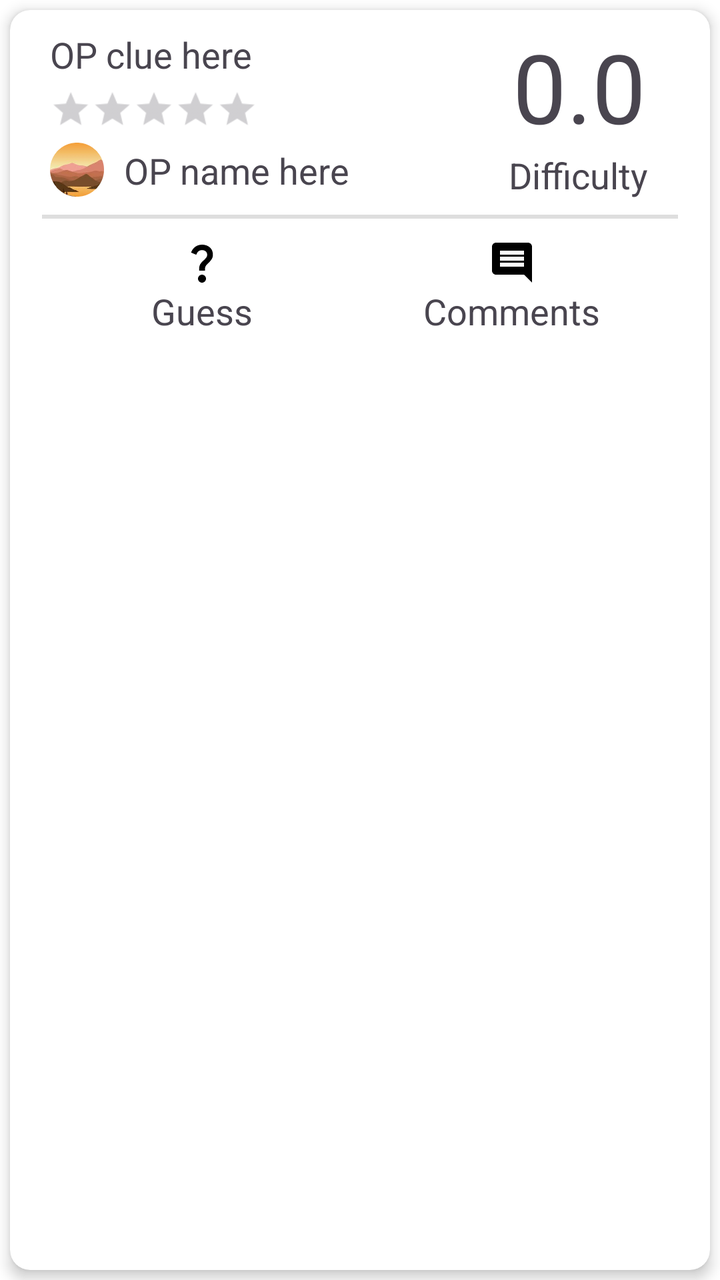
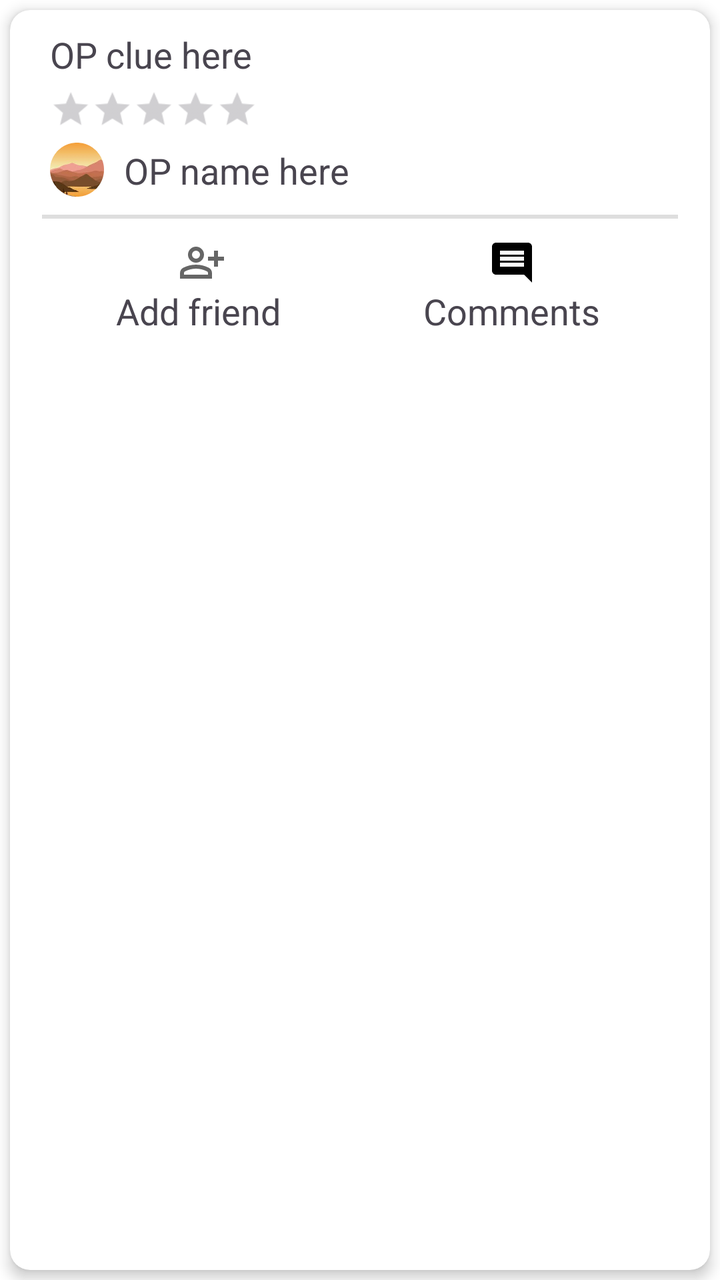

Compare the two renders of this Android layout. The source of the first and the diff that turns it into the second are given below.
<!-- AndroidManifest.xml: application theme Theme.TheApp -->
<!-- res/layout/post_preview.xml -->
<?xml version="1.0" encoding="utf-8"?>
<LinearLayout xmlns:android="http://schemas.android.com/apk/res/android"
    android:layout_width="match_parent"
    android:layout_height="wrap_content"
    xmlns:app="http://schemas.android.com/apk/res-auto">

    <androidx.cardview.widget.CardView
        android:layout_width="match_parent"
        android:layout_height="match_parent"
        app:cardCornerRadius="10dp"
        android:layout_margin="5dp"
        app:cardElevation="4dp"
        android:clickable="false"
        android:focusable="false"
        android:foreground="?attr/selectableItemBackground">

        <RelativeLayout
            android:layout_width="match_parent"
            android:layout_height="match_parent"
            android:orientation="vertical">

            <TextView
                android:id="@+id/postClue"
                android:layout_width="match_parent"
                android:layout_height="wrap_content"
                android:textSize="18sp"
                android:text="@string/default_op_clue"
                android:layout_marginStart="20dp"
                android:layout_marginEnd="100dp"
                android:layout_marginTop="10dp"
                android:maxLines="2"/>

            <RatingBar
                android:layout_width="wrap_content"
                android:layout_height="wrap_content"
                android:layout_below="@id/postClue"
                android:layout_marginStart="20dp"
                android:layout_marginTop="5dp"
                style="?android:attr/ratingBarStyleSmall"
                android:scaleX="1.3"
                android:scaleY="1.3"
                android:transformPivotX="0dp"
                android:transformPivotY="0dp"
                android:id="@+id/postRatingStars"
                android:stepSize="0.5"
                android:isIndicator="true"/>

            <ImageView
                android:id="@+id/postOPPic"
                android:layout_width="27dp"
                android:layout_height="27dp"
                android:layout_marginTop="11dp"
                android:layout_below="@id/postRatingStars"
                android:layout_marginStart="20dp"
                android:src="@drawable/ic_profile"/>

            <TextView
                android:id="@+id/postOP"
                android:layout_below="@id/postRatingStars"
                android:layout_toEndOf="@id/postOPPic"
                android:layout_width="match_parent"
                android:layout_height="wrap_content"
                android:focusable="true"
                android:clickable="true"
                android:textSize="18sp"
                android:text="@string/default_op_name"
                android:layout_marginTop="12.5dp"
                android:layout_marginStart="10dp"
                android:layout_marginEnd="100dp" />

            <TextView
                android:id="@+id/diffNum"
                android:layout_width="wrap_content"
                android:layout_height="wrap_content"
                android:text="@string/diff_num"
                android:layout_marginTop="6dp"
                android:textSize="48sp"
                android:layout_alignParentEnd="true"
                android:layout_marginEnd="32dp"/>

            <TextView
                android:id="@+id/diffHeader"
                android:layout_width="wrap_content"
                android:layout_height="wrap_content"
                android:text="@string/diff_header"
                android:textSize="18sp"
                android:layout_alignParentEnd="true"
                android:layout_marginEnd="31dp"
                android:layout_below="@id/diffNum"/>


            <ImageView
                android:id="@+id/divHorizontal"
                android:layout_width="match_parent"
                android:layout_height="2dp"
                android:layout_below="@id/postOP"
                android:layout_marginTop="10dp"
                android:src="@color/divider_color"
                android:layout_marginHorizontal="16dp"/>

            <ImageView
                android:id="@+id/guessImage"
                android:clickable="true"
                android:focusable="true"
                android:layout_width="24dp"
                android:layout_height="24dp"
                android:layout_marginStart="84dp"
                android:src="@drawable/baseline_question_mark_24"
                android:layout_below="@id/divHorizontal"
                android:layout_marginTop="10dp"/>

            <TextView
                android:layout_width="wrap_content"
                android:layout_height="wrap_content"
                android:textSize="18sp"
                android:layout_marginBottom="10dp"
                android:layout_marginStart="70.5dp"
                android:layout_below="@id/guessImage"
                android:text="@string/guess_button"/>

            <ImageView
                android:id="@+id/commentImage"
                android:clickable="true"
                android:focusable="true"
                android:layout_width="24dp"
                android:layout_height="24dp"
                android:layout_alignParentEnd="true"
                android:layout_marginEnd="87dp"
                android:src="@drawable/baseline_comment_24"
                android:layout_below="@id/divHorizontal"
                android:layout_marginTop="10dp"/>

            <TextView
                android:layout_width="wrap_content"
                android:layout_height="wrap_content"
                android:textSize="18sp"
                android:layout_alignParentEnd="true"
                android:layout_marginBottom="10dp"
                android:layout_marginEnd="55dp"
                android:layout_below="@id/guessImage"
                android:text="@string/comment_button"/>

        </RelativeLayout>

    </androidx.cardview.widget.CardView>

</LinearLayout>
<!-- resources referenced by this layout -->
<resources>
  <color name="divider_color">#DEDEDE</color>
  <!-- drawable baseline_comment_24 (drawable) -->
  <vector xmlns:android="http://schemas.android.com/apk/res/android" android:autoMirrored="true" android:height="24dp" android:tint="#000000" android:viewportHeight="24" android:viewportWidth="24" android:width="24dp">
        
      <path android:fillColor="@android:color/white" android:pathData="M21.99,4c0,-1.1 -0.89,-2 -1.99,-2L4,2c-1.1,0 -2,0.9 -2,2v12c0,1.1 0.9,2 2,2h14l4,4 -0.01,-18zM18,14L6,14v-2h12v2zM18,11L6,11L6,9h12v2zM18,8L6,8L6,6h12v2z"/>
      
  </vector>
  <!-- drawable baseline_question_mark_24 (drawable) -->
  <vector xmlns:android="http://schemas.android.com/apk/res/android" android:height="24dp" android:tint="#000000" android:viewportHeight="24" android:viewportWidth="24" android:width="24dp">
        
      <path android:fillColor="@android:color/white" android:pathData="M11.07,12.85c0.77,-1.39 2.25,-2.21 3.11,-3.44c0.91,-1.29 0.4,-3.7 -2.18,-3.7c-1.69,0 -2.52,1.28 -2.87,2.34L6.54,6.96C7.25,4.83 9.18,3 11.99,3c2.35,0 3.96,1.07 4.78,2.41c0.7,1.15 1.11,3.3 0.03,4.9c-1.2,1.77 -2.35,2.31 -2.97,3.45c-0.25,0.46 -0.35,0.76 -0.35,2.24h-2.89C10.58,15.22 10.46,13.95 11.07,12.85zM14,20c0,1.1 -0.9,2 -2,2s-2,-0.9 -2,-2c0,-1.1 0.9,-2 2,-2S14,18.9 14,20z"/>
      
  </vector>
  <!-- drawable ic_profile (drawable) -->
  <?xml version="1.0" encoding="utf-8"?>
  <bitmap xmlns:android="http://schemas.android.com/apk/res/android"
      android:src="@drawable/cropped_circle_image"
      android:gravity="center">
  
  </bitmap>
  <string name="comment_button">Comments</string>
  <string name="default_op_clue">OP clue here</string>
  <string name="default_op_name">OP name here</string>
  <string name="diff_header">Difficulty</string>
  <string name="diff_num">0.0</string>
  <string name="guess_button">Guess</string>
  <style name="Theme.TheApp" parent="Base.Theme.TheApp">
          
          <item name="android:navigationBarColor">@android:color/transparent</item>
          <item name="android:statusBarColor">@android:color/transparent</item>
          <item name="android:windowLightStatusBar">?attr/isLightTheme</item>
      </style>
  <!-- drawable cropped_circle_image: png bitmap (drawable, 21187 bytes) -->
  <style name="Base.Theme.TheApp" parent="Theme.Material3.DayNight.NoActionBar">
          
          
          <item name="colorSurface">@color/nav_view</item>
          <item name="colorOnBackground">@color/nav_view</item>
          <item name="android:colorBackground">@color/nav_view</item>
          <item name="colorPrimary">@color/primary</item>
          <item name="colorOnPrimary">@color/on_primary</item>
      </style>
  <color name="nav_view">#FFFFFF</color>
  <color name="primary">#000000</color>
  <color name="on_primary">#FFFFFF</color>
</resources>

<!-- the commit's change to res/layout/post_preview.xml (unified diff, before → after) -->
@@ -26,7 +26,7 @@
                 android:textSize="18sp"
                 android:text="@string/default_op_clue"
                 android:layout_marginStart="20dp"
-                android:layout_marginEnd="100dp"
+                android:layout_marginEnd="20dp"
                 android:layout_marginTop="10dp"
                 android:maxLines="2"/>
 
@@ -68,25 +68,25 @@
                 android:layout_marginStart="10dp"
                 android:layout_marginEnd="100dp" />
 
-            <TextView
-                android:id="@+id/diffNum"
-                android:layout_width="wrap_content"
-                android:layout_height="wrap_content"
-                android:text="@string/diff_num"
-                android:layout_marginTop="6dp"
-                android:textSize="48sp"
-                android:layout_alignParentEnd="true"
-                android:layout_marginEnd="32dp"/>
 
-            <TextView
-                android:id="@+id/diffHeader"
-                android:layout_width="wrap_content"
-                android:layout_height="wrap_content"
-                android:text="@string/diff_header"
-                android:textSize="18sp"
-                android:layout_alignParentEnd="true"
-                android:layout_marginEnd="31dp"
-                android:layout_below="@id/diffNum"/>
+
+
+
+
+
+
+
+
+
+
+
+
+
+
+
+
+
+
 
 
             <ImageView
@@ -99,24 +99,25 @@
                 android:layout_marginHorizontal="16dp"/>
 
             <ImageView
-                android:id="@+id/guessImage"
+                android:id="@+id/addFriendImage"
                 android:clickable="true"
                 android:focusable="true"
                 android:layout_width="24dp"
                 android:layout_height="24dp"
                 android:layout_marginStart="84dp"
-                android:src="@drawable/baseline_question_mark_24"
+                android:src="@drawable/ic_add_friend"
                 android:layout_below="@id/divHorizontal"
                 android:layout_marginTop="10dp"/>
 
             <TextView
+                android:id="@+id/addFriendText"
                 android:layout_width="wrap_content"
                 android:layout_height="wrap_content"
                 android:textSize="18sp"
                 android:layout_marginBottom="10dp"
-                android:layout_marginStart="70.5dp"
-                android:layout_below="@id/guessImage"
-                android:text="@string/guess_button"/>
+                android:layout_marginStart="53dp"
+                android:layout_below="@id/addFriendImage"
+                android:text="@string/add_friend"/>
 
             <ImageView
                 android:id="@+id/commentImage"
@@ -137,7 +138,7 @@
                 android:layout_alignParentEnd="true"
                 android:layout_marginBottom="10dp"
                 android:layout_marginEnd="55dp"
-                android:layout_below="@id/guessImage"
+                android:layout_below="@id/commentImage"
                 android:text="@string/comment_button"/>
 
         </RelativeLayout>
<!-- resource entries referenced after the edit -->
@@ -7,11 +7,17 @@
       <path android:fillColor="@android:color/white" android:pathData="M21.99,4c0,-1.1 -0.89,-2 -1.99,-2L4,2c-1.1,0 -2,0.9 -2,2v12c0,1.1 0.9,2 2,2h14l4,4 -0.01,-18zM18,14L6,14v-2h12v2zM18,11L6,11L6,9h12v2zM18,8L6,8L6,6h12v2z"/>
       
   </vector>
-  <!-- drawable baseline_question_mark_24 (drawable) -->
-  <vector xmlns:android="http://schemas.android.com/apk/res/android" android:height="24dp" android:tint="#000000" android:viewportHeight="24" android:viewportWidth="24" android:width="24dp">
-        
-      <path android:fillColor="@android:color/white" android:pathData="M11.07,12.85c0.77,-1.39 2.25,-2.21 3.11,-3.44c0.91,-1.29 0.4,-3.7 -2.18,-3.7c-1.69,0 -2.52,1.28 -2.87,2.34L6.54,6.96C7.25,4.83 9.18,3 11.99,3c2.35,0 3.96,1.07 4.78,2.41c0.7,1.15 1.11,3.3 0.03,4.9c-1.2,1.77 -2.35,2.31 -2.97,3.45c-0.25,0.46 -0.35,0.76 -0.35,2.24h-2.89C10.58,15.22 10.46,13.95 11.07,12.85zM14,20c0,1.1 -0.9,2 -2,2s-2,-0.9 -2,-2c0,-1.1 0.9,-2 2,-2S14,18.9 14,20z"/>
-      
+  <!-- drawable ic_add_friend (drawable-anydpi) -->
+  <vector xmlns:android="http://schemas.android.com/apk/res/android"
+      android:width="24dp"
+      android:height="24dp"
+      android:viewportWidth="960"
+      android:viewportHeight="960"
+      android:tint="@color/primary"
+      android:alpha="0.6">
+    <path
+        android:fillColor="@android:color/white"
+        android:pathData="M720,560L720,440L600,440L600,360L720,360L720,240L800,240L800,360L920,360L920,440L800,440L800,560L720,560ZM247,433Q200,386 200,320Q200,254 247,207Q294,160 360,160Q426,160 473,207Q520,254 520,320Q520,386 473,433Q426,480 360,480Q294,480 247,433ZM40,800L40,688Q40,654 57.5,625.5Q75,597 104,582Q166,551 230,535.5Q294,520 360,520Q426,520 490,535.5Q554,551 616,582Q645,597 662.5,625.5Q680,654 680,688L680,800L40,800ZM120,720L600,720L600,688Q600,677 594.5,668Q589,659 580,654Q526,627 471,613.5Q416,600 360,600Q304,600 249,613.5Q194,627 140,654Q131,659 125.5,668Q120,677 120,688L120,720ZM416.5,376.5Q440,353 440,320Q440,287 416.5,263.5Q393,240 360,240Q327,240 303.5,263.5Q280,287 280,320Q280,353 303.5,376.5Q327,400 360,400Q393,400 416.5,376.5ZM360,320Q360,320 360,320Q360,320 360,320Q360,320 360,320Q360,320 360,320Q360,320 360,320Q360,320 360,320Q360,320 360,320Q360,320 360,320ZM360,720L360,720Q360,720 360,720Q360,720 360,720Q360,720 360,720Q360,720 360,720Q360,720 360,720Q360,720 360,720Q360,720 360,720Q360,720 360,720L360,720Z"/>
   </vector>
   <!-- drawable ic_profile (drawable) -->
   <?xml version="1.0" encoding="utf-8"?>
@@ -20,12 +26,10 @@
       android:gravity="center">
   
   </bitmap>
+  <string name="add_friend">Add friend</string>
   <string name="comment_button">Comments</string>
   <string name="default_op_clue">OP clue here</string>
   <string name="default_op_name">OP name here</string>
-  <string name="diff_header">Difficulty</string>
-  <string name="diff_num">0.0</string>
-  <string name="guess_button">Guess</string>
   <style name="Theme.TheApp" parent="Base.Theme.TheApp">
           
           <item name="android:navigationBarColor">@android:color/transparent</item>
